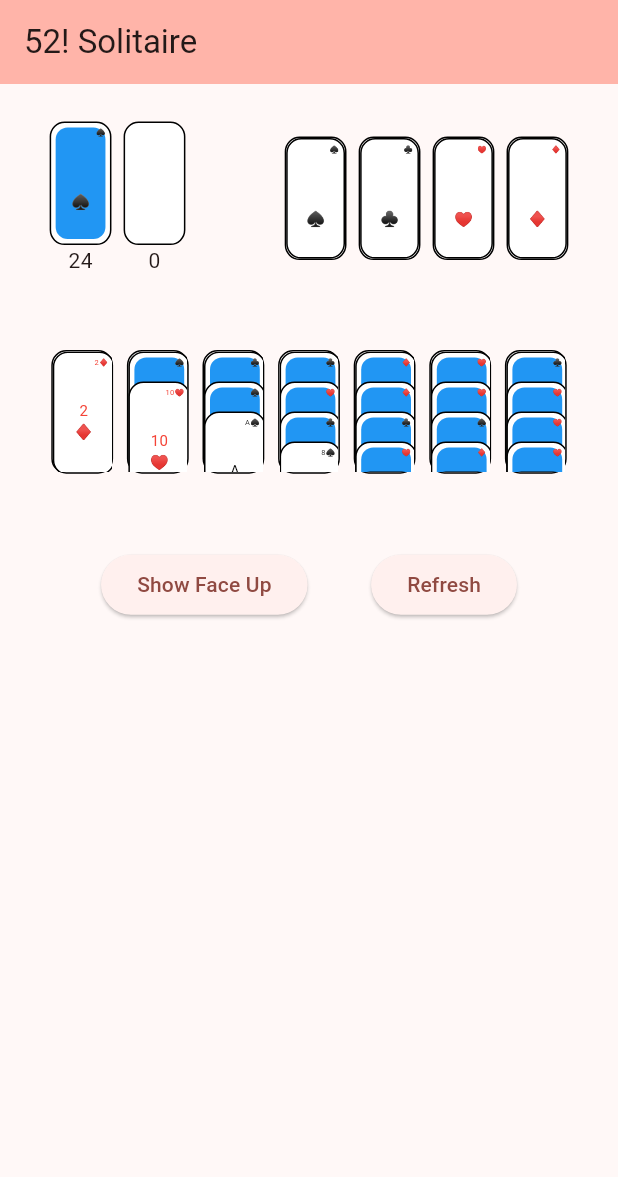
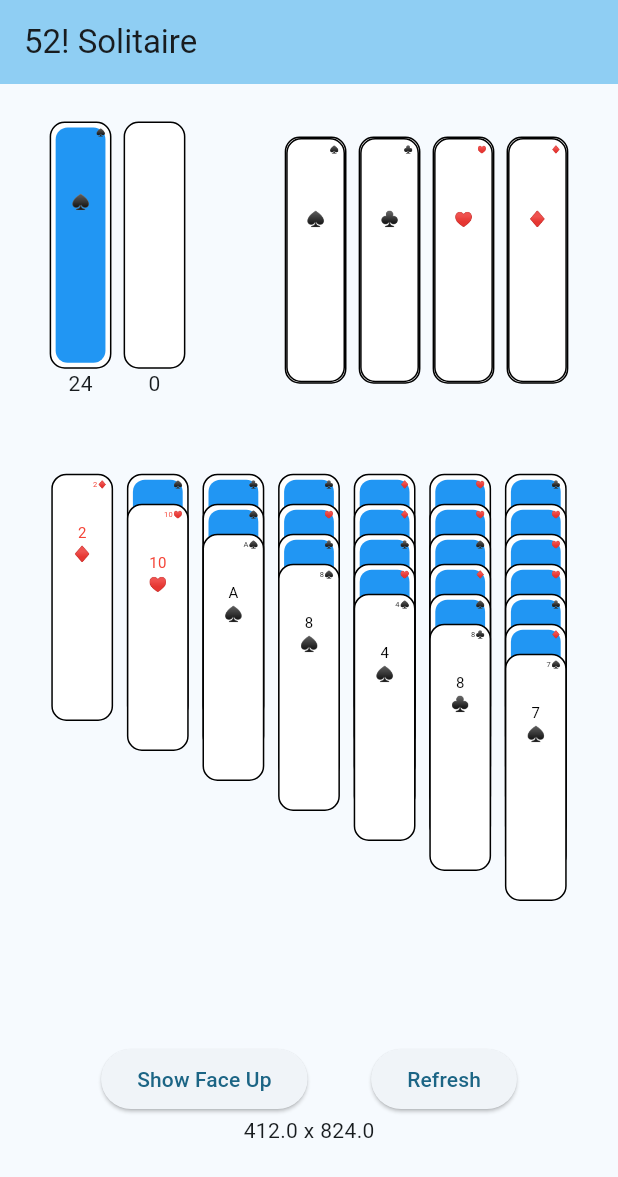
Before and after one commit to michaelgilmore/52-Solitaire, a Flutter app: the screen it shows after launch, on a phone screen of 412 x 824 dp. Shown: the top 1177 px of the screen. Run offline on Flutter 3.47's test engine with Material 3 defaults, Android fonts, the light colour scheme and no system bars.

Commit message:
Fixed tableau row height

```diff
--- a/lib/main.dart
+++ b/lib/main.dart
@@ -13,7 +13,7 @@ class GSolitaireApp extends StatelessWidget {
     return MaterialApp(
       title: 'GSolitaire',
       theme: ThemeData(
-        colorScheme: ColorScheme.fromSeed(seedColor: Colors.red),
+        colorScheme: ColorScheme.fromSeed(seedColor: Colors.lightBlueAccent),
         useMaterial3: true,
       ),
       home: const MainScreen(title: '52! Solitaire'), //8*10^67
@@ -79,8 +79,10 @@ class _MainScreenState extends State<MainScreen> {
       body:
         Padding(
           padding: EdgeInsets.all(surroundingPadding),
+          child: SingleChildScrollView(
             child: Column(
               children: [
+                //Stock, Waste, Foundation
                 Row(
                   mainAxisAlignment: MainAxisAlignment.spaceEvenly,
                   children: [
@@ -205,6 +207,7 @@ class _MainScreenState extends State<MainScreen> {
                 Row(
                   mainAxisAlignment: MainAxisAlignment.spaceEvenly,
                   children: [
+                    // SizedBox(height: 2*PlayingCard.cardHeight, width: 1),
                     for(int i = 0; i < 7; i++)
                       GestureDetector(
                         onDoubleTap: () {
@@ -221,6 +224,11 @@ class _MainScreenState extends State<MainScreen> {
                                 // print('Moving card to foundation');
                                 foundation[j].add(tableau[i].removeLast());
                                 foundation[j].last.currentPile = PlayingCard.DRAG_SOURCE_FOUNDATIONS[j];
+                                if(tableau[i].isNotEmpty && !tableau[i].last.isFaceUp) {
+                                  tableau[i].last.isFaceUp = true;
+                                  tableau[i].last.value = tableau[i].last.value;
+                                  print('Set tableau $i last card(${tableau[i].last.toStr()}) to face up');
+                                }
                                 return;
                               }
                             }
@@ -260,12 +268,7 @@ class _MainScreenState extends State<MainScreen> {
                           },
                           builder: (context, candidateData, rejectedData) => Container(
                             width: PlayingCard.cardWidth,
-                          height: PlayingCard.cardHeight,
-                          decoration: BoxDecoration(
-                            color: Colors.white,
-                            border: Border.all(color: Colors.black),
-                            borderRadius: BorderRadius.circular(10),
-                          ),
+                            height: PlayingCard.cardHeight * 2,
 
                             child: //tableau[i].isNotEmpty ? tableau[i].last : PlayingCard('', '', true),
                             //Draw tableau cards overlapping each other
@@ -292,6 +295,7 @@ class _MainScreenState extends State<MainScreen> {
                   ],
                 ),
 
+                //Buttons
                 Row(
                   mainAxisAlignment: MainAxisAlignment.spaceEvenly,
                   children: [
@@ -310,7 +314,10 @@ class _MainScreenState extends State<MainScreen> {
                     }, child: const Text('Refresh'))
                   ]
                 ),
+
+                Text('${MediaQuery.of(context).size.width} x ${MediaQuery.of(context).size.height}'),
               ],
+            ),
           ),
         ),
 
@@ -396,9 +403,12 @@ class _MainScreenState extends State<MainScreen> {
         if(card.currentPile == PlayingCard.DRAG_SOURCE_TABLEAUS[i]) {
           // print('Removing ${tableau[i].last.toStr()} from tableau $i');
           tableau[i].removeLast();
+          if(tableau[i].isNotEmpty && !tableau[i].last.isFaceUp) {
             tableau[i].last.isFaceUp = true;
             tableau[i].last.value = tableau[i].last.value;
-          print('Set tableau $i last card(${tableau[i].last.toStr()}) to face up');
+            print('Set tableau $i last card(${tableau[i].last
+                .toStr()}) to face up');
+          }
         }
       }
     });
@@ -416,9 +426,11 @@ class _MainScreenState extends State<MainScreen> {
         if(card.currentPile == PlayingCard.DRAG_SOURCE_TABLEAUS[i]) {
           // print('Transferring card from tableau $i');
           target.add(tableau[i].removeLast());
+          if(tableau[i].isNotEmpty && !tableau[i].last.isFaceUp) {
             tableau[i].last.isFaceUp = true;
             tableau[i].last.value = tableau[i].last.value;
             print('Set tableau $i last card(${tableau[i].last.toStr()}) to face up');
+          }
         }
       }
       for(int i = 0; i < 4; i++) {
--- a/lib/playing_card.dart
+++ b/lib/playing_card.dart
@@ -39,7 +39,7 @@ class PlayingCard extends StatefulWidget {
   //Add accessor for isFaceUp
   bool get isFaceUp => _isFaceUp;
   set isFaceUp(bool value) {
-    print('Setting isFaceUp to $value for ${toStr()}');
+    // print('Setting isFaceUp to $value for ${toStr()}');
     _isFaceUp = value;
   }
   int currentPile = PlayingCard.DRAG_SOURCE_STOCK;
@@ -63,11 +63,11 @@ class _PlayingCardState extends State<PlayingCard> {
   @override
   Widget build(BuildContext context) {
 
-    print('Screen width ${MediaQuery.of(context).size.width}, height ${MediaQuery.of(context).size.height}');
+    // print('Screen width ${MediaQuery.of(context).size.width}, height ${MediaQuery.of(context).size.height}');
 
     //Set cardWidth to one tenth of the screen width from MediaQuery
     PlayingCard.cardWidth = MediaQuery.of(context).size.width / 10;
-    PlayingCard.cardHeight = MediaQuery.of(context).size.height / 10;
+    PlayingCard.cardHeight = MediaQuery.of(context).size.height / 5;
     PlayingCard.fontSize = MediaQuery.of(context).size.width < 600 ? 10 : 24;
     PlayingCard.topRightFontSize = MediaQuery.of(context).size.width < 600 ? 5 : 12;
 
```
Lines whose indentation alone changed are shown as unchanged.
